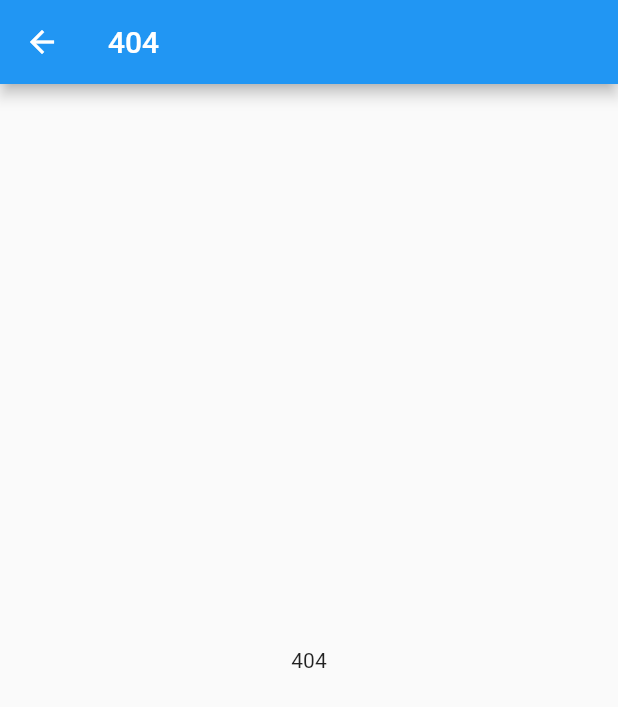
After one commit to ohohua/rent, a Flutter app: the screen it shows after launch, after a tap on "不存在的路由", on a phone screen of 412 x 824 dp. The commit adds this screen. Shown: the top 707 px of the screen. Run offline on Flutter 3.47's test engine with Material 2 defaults, Android fonts, the phone set to English and light mode, and no system bars; our stand-ins replace fluro.

Commit message:
route have params

```diff
--- /dev/null
+++ b/lib/pages/not_found.dart
@@ -0,0 +1,18 @@
+// 引入基础库
+import 'package:flutter/material.dart';
+// 引入自定义组件
+
+// 编写无状态组件
+class NotFountPage extends StatelessWidget {
+  const NotFountPage({super.key});
+
+  @override
+  Widget build(BuildContext context) {
+    return Scaffold(
+      appBar: AppBar(title: const Text('404')),
+      body: const Center(
+        child: Text('404'),
+      ),
+    );
+  }
+}
--- a/lib/routes.dart
+++ b/lib/routes.dart
@@ -2,11 +2,14 @@ import 'package:fluro/fluro.dart';
 import 'package:flutter/cupertino.dart';
 import 'package:rent/pages/home/index.dart';
 import 'package:rent/pages/login.dart';
+import 'package:rent/pages/not_found.dart';
+import 'package:rent/pages/room_detail/index.dart';
 
 class Routes {
   // 定义路由名称
   static String home = "/";
   static String login = "/login";
+  static String roomDetail = "/room_detail/:roomId";
 
   // 定义路由处理函数
   static final Handler homeHandler = Handler(
@@ -19,9 +22,21 @@ class Routes {
     return const LoginPage();
   });
 
+  static final Handler roomDetailHandler = Handler(
+      handlerFunc: (BuildContext? context, Map<String, List<String>> params) {
+    return RoomDetailPage(roomId: params['roomId']![0]);
+  });
+
+  static final Handler notFoundHandler = Handler(
+      handlerFunc: (BuildContext? context, Map<String, List<String>> params) {
+    return const NotFountPage();
+  });
+
   //  编写函数configureRoutes关联路由名称和处理函数
   static void configureRoutes(FluroRouter router) {
     router.define(home, handler: homeHandler);
     router.define(login, handler: loginHandler);
+    router.define(roomDetail, handler: roomDetailHandler);
+    router.notFoundHandler = notFoundHandler; // 404
   }
 }
--- a/lib/widgets/page_content.dart
+++ b/lib/widgets/page_content.dart
@@ -22,7 +22,17 @@ class PageContent extends StatelessWidget {
               onPressed: () {
                 Navigator.pushNamed(context, Routes.login);
               },
-              child: Text(Routes.login))
+              child: Text(Routes.login)),
+          TextButton(
+              onPressed: () {
+                Navigator.pushNamed(context, 'room_detail/122');
+              },
+              child: const Text('带参数的路由')),
+          TextButton(
+              onPressed: () {
+                Navigator.pushNamed(context, '/not');
+              },
+              child: const Text('不存在的路由'))
         ],
       ),
     );
```
Also changed, not shown: lib/pages/room_detail/index.dart (added, +17 -0 lines).
